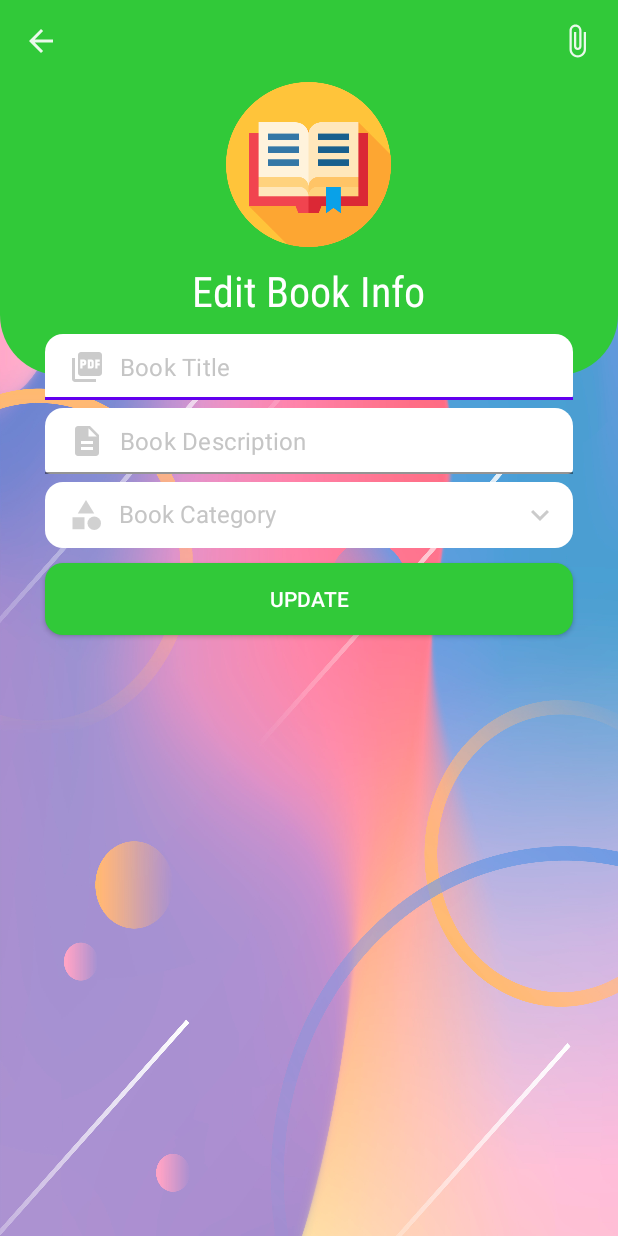
After one commit to Abhishek5520/E-Book, an Android app: the PdfEditActivity screen opened directly, with no data from a screen before it, on a phone screen of 412 x 824 dp. The commit adds this screen. Run offline under Robolectric (Android 15) with nearby library versions, the phone set to English and light mode, and no system bars; our stand-ins replace Firebase (no records; nobody signed in at launch, a user with empty details on screens opened directly); 5 statements that could not run were skipped.

Commit message:
Edit and Delete Books

```diff
--- a/app/src/main/AndroidManifest.xml
+++ b/app/src/main/AndroidManifest.xml
@@ -4,16 +4,19 @@
     package="com.example.e_book">
 
     <application
+        android:name=".MyApplication"
         android:allowBackup="true"
         android:dataExtractionRules="@xml/data_extraction_rules"
         android:fullBackupContent="@xml/backup_rules"
         android:icon="@mipmap/ic_launcher"
         android:label="@string/app_name"
-        android:name=".MyApplication"
         android:roundIcon="@mipmap/ic_launcher_round"
         android:supportsRtl="true"
         android:theme="@style/Theme.MaterialComponents.Light.NoActionBar"
         tools:targetApi="31">
+        <activity
+            android:name=".PdfEditActivity"
+            android:exported="false" />
         <activity
             android:name=".PdfListAdminActivity"
             android:exported="false" />
--- /dev/null
+++ b/app/src/main/java/com/example/e_book/PdfEditActivity.kt
@@ -0,0 +1,203 @@
+package com.example.e_book
+
+import android.app.AlertDialog
+import android.app.ProgressDialog
+import androidx.appcompat.app.AppCompatActivity
+import android.os.Bundle
+import android.util.Log
+import android.widget.Toast
+import com.example.e_book.databinding.ActivityPdfEditBinding
+import com.google.firebase.auth.FirebaseAuth
+import com.google.firebase.database.DataSnapshot
+import com.google.firebase.database.DatabaseError
+import com.google.firebase.database.FirebaseDatabase
+import com.google.firebase.database.ValueEventListener
+
+class PdfEditActivity : AppCompatActivity() {
+
+    private lateinit var binding: ActivityPdfEditBinding
+    private var bookId = ""
+
+    private companion object{
+        const val TAG = "PDF_EDIT_TAG"
+    }
+
+    private lateinit var progressDialog: ProgressDialog
+
+    private lateinit var firebaseAuth: FirebaseAuth
+
+    private lateinit var categoryTitleArrayList: ArrayList<String>
+
+    private lateinit var categoryIdArrayList: ArrayList<String>
+
+    override fun onCreate(savedInstanceState: Bundle?) {
+        super.onCreate(savedInstanceState)
+        binding = ActivityPdfEditBinding.inflate(layoutInflater)
+        setContentView(binding.root)
+
+        bookId = intent.getStringExtra("bookId")!!
+
+        progressDialog = ProgressDialog(this)
+        progressDialog.setTitle("Please Wait...")
+        progressDialog.setCanceledOnTouchOutside(false)
+
+        firebaseAuth = FirebaseAuth.getInstance()
+
+        loadCategories()
+        loadBookInfo()
+
+        binding.backBtn.setOnClickListener {
+            onBackPressed()
+        }
+
+        binding.categoryTv.setOnClickListener {
+            categoryDialog()
+        }
+
+        binding.submitBtn.setOnClickListener {
+            validateData()
+        }
+    }
+
+    private fun loadBookInfo() {
+        Log.d(TAG, "loadBookInfo: Loading book info")
+
+        val ref = FirebaseDatabase.getInstance().getReference("Books")
+        ref.child(bookId)
+            .addListenerForSingleValueEvent(object : ValueEventListener{
+                override fun onDataChange(snapshot: DataSnapshot) {
+                    selectedCategoryId = snapshot.child("categoryId").value.toString()
+                    val description = snapshot.child("description").value.toString()
+                    val title = snapshot.child("title").value.toString()
+
+                    binding.titleEt.setText(title)
+                    binding.descriptionEt.setText(description)
+
+                    Log.d(TAG, "onDataChange: Loading book category info")
+                    val refBookCategory = FirebaseDatabase.getInstance().getReference("Categories")
+                    refBookCategory.child(selectedCategoryId)
+                        .addListenerForSingleValueEvent(object : ValueEventListener{
+                            override fun onDataChange(snapshot: DataSnapshot) {
+                                val category = snapshot.child("category").value
+                                binding.categoryTv.text = category.toString()
+                            }
+
+                            override fun onCancelled(error: DatabaseError) {
+                                TODO("Not yet implemented")
+                            }
+                        })
+                }
+
+                override fun onCancelled(error: DatabaseError) {
+                    TODO("Not yet implemented")
+                }
+            })
+    }
+
+    private var title = ""
+    private var description = ""
+    private var category = ""
+
+    private fun validateData() {
+        Log.d(TAG,"validateData: validating data")
+
+        title = binding.titleEt.text.toString().trim()
+        description = binding.descriptionEt.text.toString().trim()
+        category = binding.categoryTv.text.toString().trim()
+
+        if (title.isEmpty()){
+            Toast.makeText(this, "Enter Title...", Toast.LENGTH_SHORT).show()
+        }
+        else if (description.isEmpty()){
+            Toast.makeText(this, "Enter Description...", Toast.LENGTH_SHORT).show()
+        }
+        else if (category.isEmpty()){
+            Toast.makeText(this, "Pick Category...", Toast.LENGTH_SHORT).show()
+        }
+
+        else{
+            updatePdf()
+        }
+    }
+
+    private fun updatePdf() {
+        Log.d(TAG, "updatePdf: Starting updating pdf info...")
+
+        progressDialog.setMessage("Updating book info")
+        progressDialog.show()
+
+        val hashMap = HashMap<String, Any>()
+        hashMap["title"] = "$title"
+        hashMap["description"] = "$description"
+        hashMap["categoryId"] = "$selectedCategoryId"
+
+        val ref = FirebaseDatabase.getInstance().getReference("Books")
+        ref.child(bookId)
+            .updateChildren(hashMap)
+            .addOnSuccessListener {
+                Log.d(TAG,"updatePdf: uploaded to db")
+                progressDialog.dismiss()
+                Toast.makeText(this, "Uploaded...", Toast.LENGTH_SHORT).show()
+            }
+            .addOnFailureListener {e ->
+                Log.d(TAG,"updatePdf: failed to upload due to ${e.message}")
+                progressDialog.dismiss()
+                Toast.makeText(this, "Failed to upload due to ${e.message}", Toast.LENGTH_SHORT).show()
+            }
+    }
+
+    private var selectedCategoryId = ""
+    private var selectedCategoryTitle = ""
+
+    private fun categoryDialog() {
+        Log.d(TAG, "categoryPickDialog: Showing pdf category pick dialog")
+
+        val categoriesArray = arrayOfNulls<String>(categoryTitleArrayList.size)
+        for (i in categoryTitleArrayList.indices){
+            categoriesArray[i] = categoryTitleArrayList[i]
+        }
+
+        val builder = AlertDialog.Builder(this)
+        builder.setTitle("Pick Category")
+            .setItems(categoriesArray){dialog, position ->
+
+                selectedCategoryTitle = categoryTitleArrayList[position]
+                selectedCategoryId = categoryIdArrayList[position]
+
+                binding.categoryTv.text = selectedCategoryTitle
+
+                Log.d(TAG, "categoryPickDialog: Selected Category ID: ${selectedCategoryId}")
+                Log.d(TAG, "categoryPickDialog: Selected Category Title: ${selectedCategoryTitle}")
+            }
+            .show()
+    }
+
+    private fun loadCategories() {
+        Log.d(TAG, "loadCategories: loading categories...")
+
+        categoryTitleArrayList = ArrayList()
+        categoryIdArrayList = ArrayList()
+
+        val ref = FirebaseDatabase.getInstance().getReference("Categories")
+        ref.addListenerForSingleValueEvent(object : ValueEventListener {
+            override fun onDataChange(snapshot: DataSnapshot) {
+                categoryIdArrayList.clear()
+                categoryTitleArrayList.clear()
+                for (ds in snapshot.children){
+                    val id = "${ds.child("id").value}"
+                    val category = "${ds.child("category").value}"
+
+                    categoryIdArrayList.add(id)
+                    categoryTitleArrayList.add(category)
+
+                    Log.d(TAG, "onDataChange: Category ID $id")
+                    Log.d(TAG, "onDataChange: Category $category")
+                }
+            }
+
+            override fun onCancelled(error: DatabaseError) {
+                TODO("Not yet implemented")
+            }
+        })
+    }
+}
--- a/app/src/main/res/drawable/edt_sh.xml
+++ b/app/src/main/res/drawable/edt_sh.xml
@@ -4,5 +4,8 @@
 
     <solid android:color="@color/white"/>
     <corners android:topRightRadius="12dp"
-        android:topLeftRadius="12dp"/>
+        android:bottomRightRadius="3dp"
+        android:topLeftRadius="12dp"
+        android:bottomLeftRadius="3dp"
+        />
 </shape>
--- /dev/null
+++ b/app/src/main/res/layout/activity_pdf_edit.xml
@@ -0,0 +1,153 @@
+<?xml version="1.0" encoding="utf-8"?>
+<RelativeLayout xmlns:android="http://schemas.android.com/apk/res/android"
+    xmlns:app="http://schemas.android.com/apk/res-auto"
+    xmlns:tools="http://schemas.android.com/tools"
+    android:layout_width="match_parent"
+    android:layout_height="match_parent"
+    android:background="@drawable/bc5"
+    tools:context=".PdfEditActivity">
+
+    <RelativeLayout
+        android:id="@+id/toolbarRl"
+        android:layout_width="match_parent"
+        android:layout_height="250dp"
+        android:background="@drawable/edt_sh2">
+
+    </RelativeLayout>
+
+    <ImageButton
+        android:id="@+id/backBtn"
+        android:layout_width="wrap_content"
+        android:layout_height="wrap_content"
+        android:src="@drawable/ic_back_white"
+        android:layout_margin="10dp"
+        android:padding="5dp"
+        android:background="@android:color/transparent"/>
+
+    <ImageView
+        android:id="@+id/iconIv"
+        android:layout_width="110dp"
+        android:src="@drawable/icon3"
+        android:layout_centerHorizontal="true"
+        android:layout_height="110dp"
+        android:layout_below="@id/backBtn"/>
+
+    <TextView
+        android:id="@+id/titleTv"
+        android:layout_width="wrap_content"
+        android:layout_height="wrap_content"
+        android:layout_below="@id/iconIv"
+        android:layout_centerHorizontal="true"
+        android:layout_marginTop="10dp"
+        android:text="Edit Book Info"
+        android:fontFamily="sans-serif-condensed"
+        android:textColor="@color/white"
+        android:textSize="28sp" />
+
+    <ImageButton
+        android:id="@+id/attachPdfBtn"
+        android:layout_width="wrap_content"
+        android:layout_height="wrap_content"
+        android:layout_alignParentEnd="true"
+        android:layout_marginStart="10dp"
+        android:layout_marginTop="10dp"
+        android:layout_marginEnd="10dp"
+        android:layout_marginBottom="10dp"
+        android:background="@android:color/transparent"
+        android:padding="5dp"
+        android:src="@drawable/ic_attach_white" />
+
+    <RelativeLayout
+        android:id="@+id/midTv"
+        android:layout_width="match_parent"
+        android:layout_height="wrap_content"
+        android:layout_marginTop="10dp"
+        android:layout_marginStart="30dp"
+        android:layout_marginEnd="30dp"
+        android:layout_below="@id/titleTv"
+        >
+
+        <com.google.android.material.textfield.TextInputLayout
+            android:id="@+id/titleTil"
+            android:layout_width="match_parent"
+            android:layout_height="wrap_content"
+            app:hintEnabled="false">
+
+            <EditText
+                android:id="@+id/titleEt"
+                android:layout_width="match_parent"
+                android:layout_height="wrap_content"
+                android:background="@drawable/edt_sh"
+                android:drawableStart="@drawable/ic_pdf_gray"
+                android:drawablePadding="10dp"
+                android:hint="Book Title"
+                android:inputType="textPersonName|textCapWords"
+                android:padding="10dp"
+                android:textSize="16sp"
+                android:textColor="@color/black"
+                android:textColorHint="@color/gray1"/>
+
+
+
+        </com.google.android.material.textfield.TextInputLayout>
+
+        <com.google.android.material.textfield.TextInputLayout
+            android:id="@+id/descriptionTil"
+            android:layout_marginTop="5dp"
+            android:layout_below="@id/titleTil"
+            android:layout_width="match_parent"
+            android:layout_height="wrap_content"
+            app:hintEnabled="false">
+
+            <EditText
+                android:id="@+id/descriptionEt"
+                android:layout_width="match_parent"
+                android:layout_height="wrap_content"
+                android:background="@drawable/edt_sh"
+                android:drawableStart="@drawable/ic_description_gray"
+                android:drawablePadding="10dp"
+                android:hint="Book Description"
+                android:inputType="textPersonName|textCapWords"
+                android:padding="10dp"
+                android:textColor="@color/black"
+                android:textColorHint="@color/gray1"/>
+
+
+
+        </com.google.android.material.textfield.TextInputLayout>
+
+
+        <TextView
+            android:id="@+id/categoryTv"
+            android:layout_width="match_parent"
+            android:layout_height="wrap_content"
+            android:layout_below="@id/descriptionTil"
+            android:layout_marginTop="5dp"
+            android:background="@drawable/edt_sh1"
+            android:drawableStart="@drawable/ic_category_gray"
+            android:drawableEnd="@drawable/ic_down_gray"
+            android:drawablePadding="10dp"
+            android:hint="Book Category"
+            android:paddingTop="10dp"
+            android:paddingBottom="10dp"
+            android:paddingLeft="15dp"
+            android:paddingRight="10dp"
+            android:textColorHint="@color/gray1"
+            android:textColor="@color/black"
+            android:textSize="16sp"
+            android:layout_centerVertical="true"/>
+    </RelativeLayout>
+
+    <androidx.appcompat.widget.AppCompatButton
+        android:id="@+id/submitBtn"
+        android:layout_width="match_parent"
+        android:layout_height="wrap_content"
+        android:layout_below="@id/midTv"
+        android:layout_marginStart="30dp"
+        android:layout_marginTop="10dp"
+        android:layout_marginEnd="30dp"
+        android:background="@drawable/btn_sh"
+        android:text="Update"
+        android:textColor="@color/white" />
+
+</RelativeLayout>
--- a/app/src/main/res/layout/roe_pdf_admin.xml
+++ b/app/src/main/res/layout/roe_pdf_admin.xml
@@ -28,7 +28,7 @@
                 android:id="@+id/progressBar"
                 android:layout_width="60dp"
                 android:layout_height="60dp"
-                android:layout_centerInParent="true"/>
+                android:layout_centerInParent="true" />
 
         </RelativeLayout>
 
```
Also changed, not shown: app/src/main/java/com/example/e_book/AdapterPdfAdmin.kt (+30 -1 lines), app/src/main/java/com/example/e_book/FilterPdfAdmin.kt (+8 -6 lines), app/src/main/java/com/example/e_book/MyApplication.kt (+43 -0 lines), app/src/main/java/com/example/e_book/PdfListAdminActivity.kt (+7 -6 lines).
